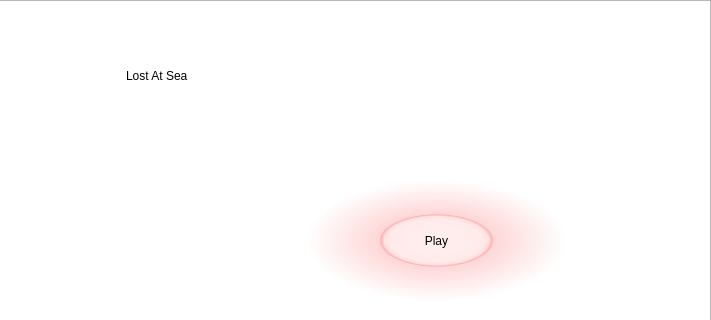
Above: startmenu.ui from eoghanp/EventDriven before the change; both pictures show x 364 to 1075 and y 0 to 320 of the 1075 by 538 pixel window. Below: the same form after it.
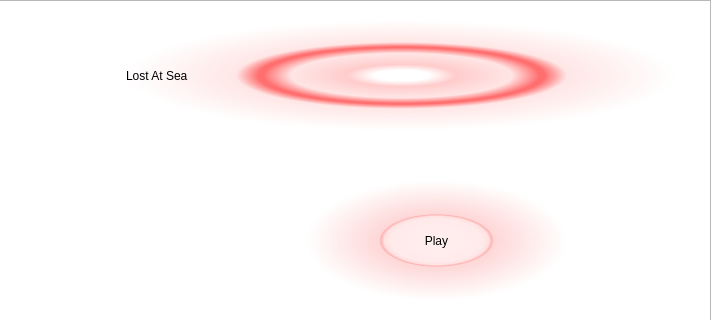
That is the form after the change. Icons and pictures are not drawn.

```diff
--- a/startmenu.ui
+++ b/startmenu.ui
@@ -105,7 +105,8 @@
     </rect>
    </property>
    <property name="styleSheet">
-    <string notr="true">font: 72pt &quot;Showcard Gothic&quot;;</string>
+    <string notr="true">font: italic 72pt &quot;Veribo&quot;;
+background-color: qradialgradient(spread:pad, cx:0.5, cy:0.5, radius:0.5, fx:0.5, fy:0.5, stop:0 rgba(255, 255, 255, 255), stop:0.1 rgba(255, 255, 255, 255), stop:0.2 rgba(255, 176, 176, 167), stop:0.3 rgba(255, 151, 151, 92), stop:0.4 rgba(255, 125, 125, 51), stop:0.5 rgba(255, 76, 76, 205), stop:0.52 rgba(255, 76, 76, 205), stop:0.6 rgba(255, 180, 180, 84), stop:1 rgba(255, 255, 255, 0));</string>
    </property>
    <property name="text">
     <string>Lost At Sea</string>
```
